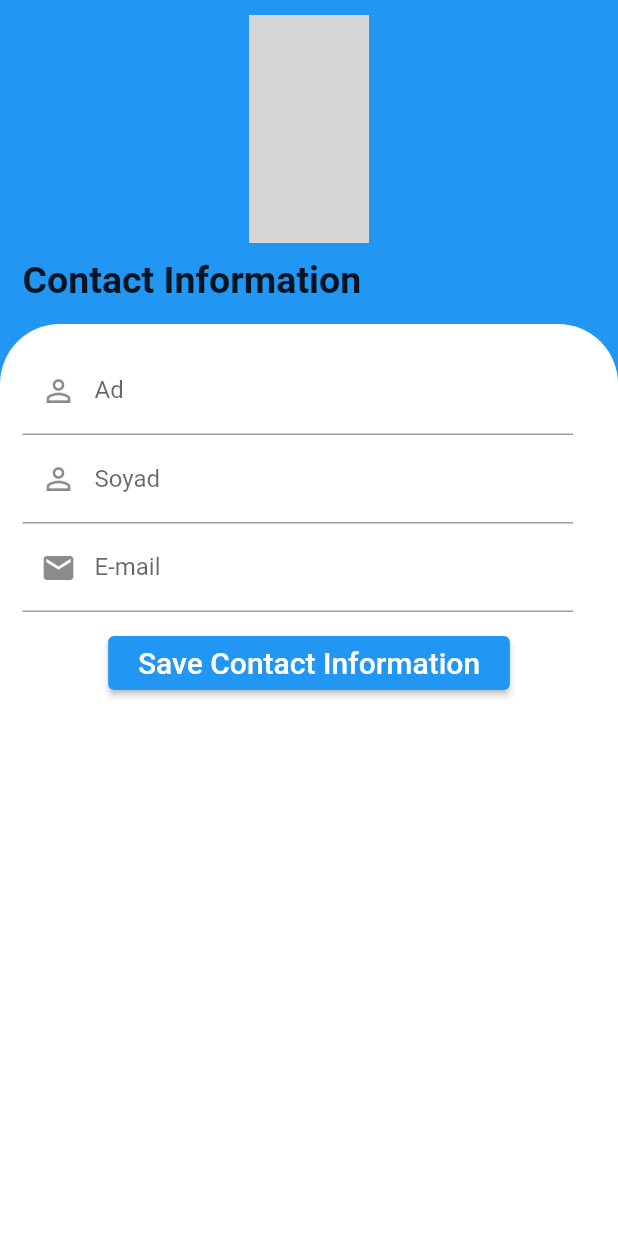
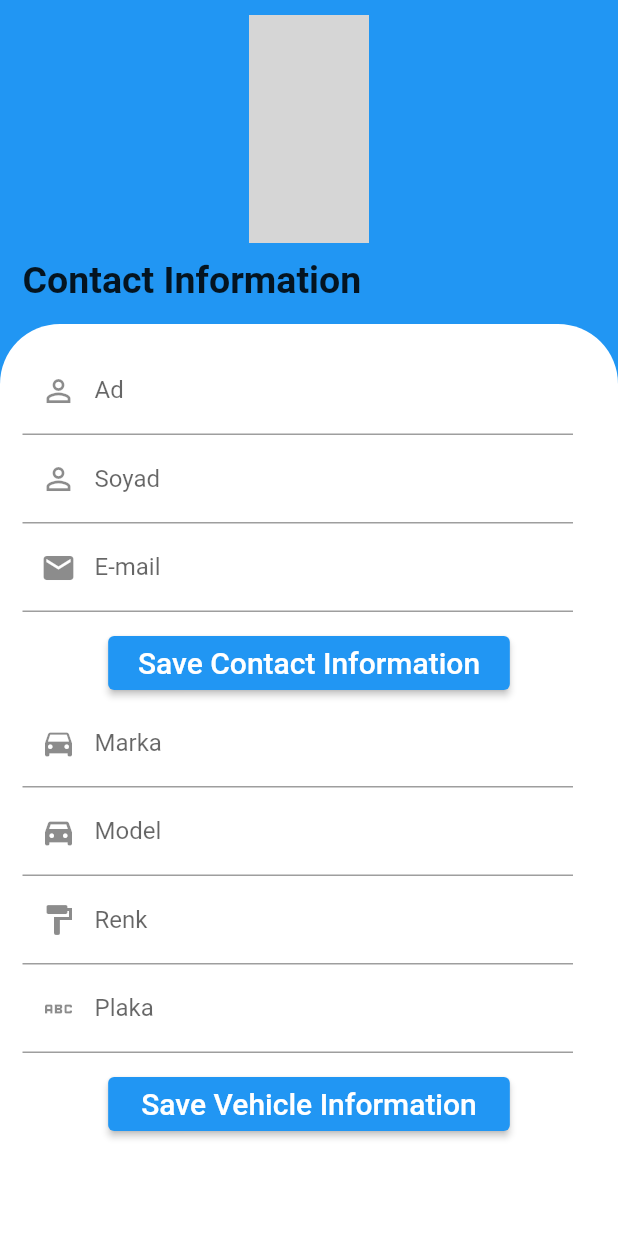
Before and after one commit to MrBuluc/Car-Pooling, a Flutter app: the ProfilePage screen opened directly, on a phone screen of 412 x 824 dp. Run offline on Flutter 3.47's test engine with Material 2 defaults, Android fonts, the phone set to English and light mode, and no system bars; our stand-ins replace get_it; missing offline and left inert: flutter_osm_plugin; accounts and stored records are empty; network calls fail; grey boxes are pictures that could not be loaded.

Commit message:
completed ProfilePage vehicle info ui

```diff
--- a/lib/ui/profile/profile_page.dart
+++ b/lib/ui/profile/profile_page.dart
@@ -33,7 +33,7 @@ class _ProfilePageState extends State<ProfilePage> {
 
   late List<TextEditingController> userInfoCntList, vehicleInfoCntList;
   List<String> userInfoLabelTextList = ["Ad", "Soyad", "E-mail"],
-      vehicleInfoLabelTextList = ["Marka", "Renk", "Model", "Plaka"];
+      vehicleInfoLabelTextList = ["Marka", "Model", "Renk", "Plaka"];
   List<IconData> userInfoIconList = [
         Icons.perm_identity,
         Icons.perm_identity,
@@ -41,8 +41,8 @@ class _ProfilePageState extends State<ProfilePage> {
       ],
       vehicleInfoIconList = [
         Icons.directions_car,
+        Icons.directions_car_filled,
         Icons.format_paint,
-        Icons.directions_car_filled,
         Icons.abc
       ];
 
@@ -92,7 +92,6 @@ class _ProfilePageState extends State<ProfilePage> {
         backgroundColor: Theme.of(context).primaryColor,
         body: Padding(
           padding: const EdgeInsets.only(top: 10),
-          child: Container(
           child: Column(
             children: [
               Expanded(
@@ -104,13 +103,11 @@ class _ProfilePageState extends State<ProfilePage> {
                   )),
               Center(
                 child: Container(
-                    margin:
-                        const EdgeInsets.only(left: 15, bottom: 15, top: 10),
+                  margin: const EdgeInsets.only(left: 15, bottom: 15, top: 10),
                   alignment: Alignment.centerLeft,
                   child: const Text(
                     "Contact Information",
-                      style:
-                          TextStyle(fontSize: 25, fontWeight: FontWeight.bold),
+                    style: TextStyle(fontSize: 25, fontWeight: FontWeight.bold),
                   ),
                 ),
               ),
@@ -131,12 +128,16 @@ class _ProfilePageState extends State<ProfilePage> {
                               children: buildForm(0),
                             ),
                           ),
+                          Form(
+                              key: vehicleInfoFormKey,
+                              child: Column(
+                                children: buildForm(1),
+                              ))
                         ],
                       ),
                     ),
                   ))
             ],
-            ),
           ),
         ),
       ),
@@ -160,6 +161,16 @@ class _ProfilePageState extends State<ProfilePage> {
             keyboardType: i == 2 ? TextInputType.emailAddress : null));
       }
       buttonText = "Contact";
+    } else {
+      buttonText = "Vehicle";
+      for (int i = 0; i < vehicleInfoCntList.length; i++) {
+        children.add(buildTextFormField(
+            vehicleInfoCntList[i],
+            vehicleInfoLabelTextList[i],
+            vehicleInfoIconList[i],
+            Validator.emptyControl,
+            mode));
+      }
     }
     children.add(Padding(
       padding: const EdgeInsets.only(top: 10),
```
Also changed, not shown: 1 other file. Lines whose indentation alone changed are shown as unchanged.
